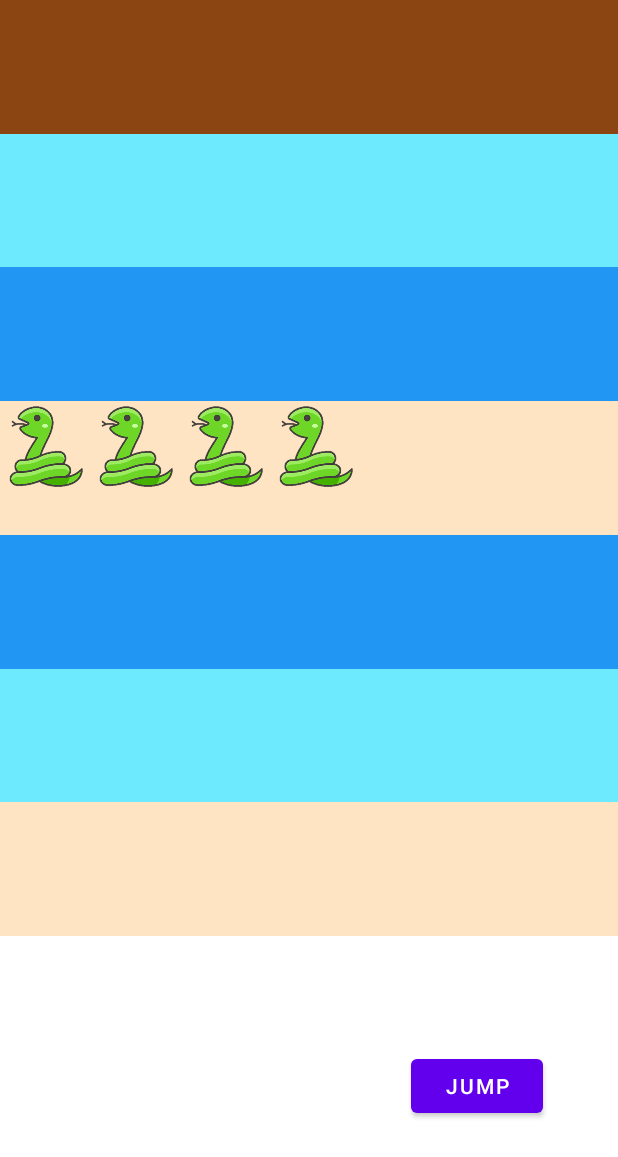
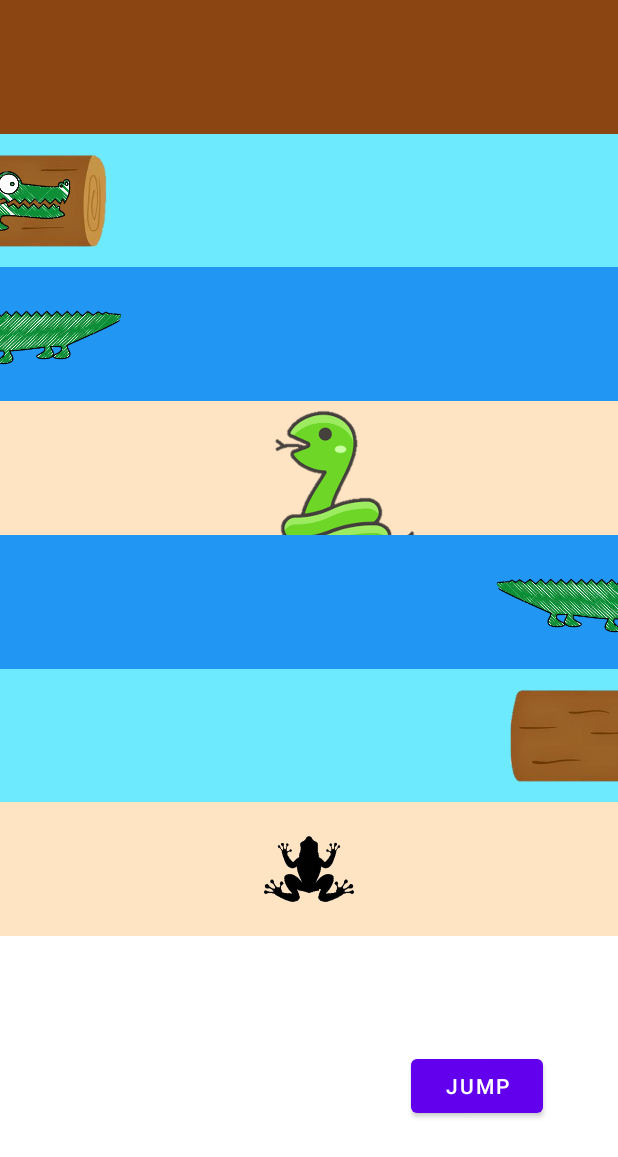
Before and after one commit to JiHyeonMon/AndroidFrogGame, an Android app: the screen it shows after launch (MainActivity), after a tap on "JUMP", on a phone screen of 412 x 824 dp. Shown: the top 1157 px of the screen. Run offline under Robolectric (Android 15) with nearby library versions, the phone set to English and light mode, and no system bars.

Commit message:
second Commit

```diff
--- /dev/null
+++ b/app/src/main/java/com/example/example/froggame/Crokerdail.kt
@@ -0,0 +1,42 @@
+package com.example.example.froggame
+
+import android.animation.ObjectAnimator
+import android.content.Context
+import android.os.Handler
+import android.view.animation.AnimationUtils
+
+class Crokerdail(context: Context, reverse: Boolean) :
+    androidx.appcompat.widget.AppCompatImageView(context) {
+
+    init {
+        setImageResource(R.drawable.crokerdail)
+        if (reverse) {
+            rotationY = 180F
+        }
+    }
+
+    fun move(speed: Int) {
+        val handler = Handler()
+
+        val r: Runnable = object : Runnable {
+            override fun run() {
+                if (speed > 0) {
+                    x += speed
+                    if (x > 1080) {
+                        x = 0F - width
+                    }
+                } else {
+                    x += speed
+                    if (x+width < 0) {
+                        x = 1080F
+                    }
+                }
+
+                handler.postDelayed(this, 10)
+            }
+        }
+
+        handler.postDelayed(r, 1000)
+
+    }
+}
--- /dev/null
+++ b/app/src/main/java/com/example/example/froggame/Frog.kt
@@ -0,0 +1,56 @@
+package com.example.example.froggame
+
+import android.content.Context
+import android.graphics.Canvas
+import android.os.Handler
+import android.R
+import android.content.res.Resources
+
+import android.graphics.BitmapFactory
+
+import android.graphics.Bitmap
+import android.os.Parcel
+import android.os.Parcelable
+import android.view.View
+import android.widget.ImageView
+
+
+class Frog(context: Context) : androidx.appcompat.widget.AppCompatImageView(context) {
+
+
+    init {
+//        setImageResource(R.drawable.frog)
+    }
+
+    fun jump(location: Float, h: Int) {
+        x = location
+        y -= h
+        invalidate()
+    }
+
+    fun move(speed: Int) {
+        val handler = Handler()
+
+        val r: Runnable = object : Runnable {
+            override fun run() {
+                if (speed > 0) {
+                    x += speed
+                    if (x > 1080) {
+                        x = 0F - width
+                    }
+                } else {
+                    x += speed
+                    if (x+width < 0) {
+                        x = 1080F
+                    }
+                }
+
+                handler.postDelayed(this, 10)
+            }
+        }
+
+        handler.postDelayed(r, 1000)
+
+    }
+
+}
--- a/app/src/main/java/com/example/example/froggame/MainActivity.kt
+++ b/app/src/main/java/com/example/example/froggame/MainActivity.kt
@@ -1,92 +1,163 @@
 package com.example.example.froggame
 
-import android.animation.ObjectAnimator
-import android.annotation.SuppressLint
-import android.app.ActionBar
+import android.content.Context
 import androidx.appcompat.app.AppCompatActivity
 import android.os.Bundle
-import android.view.LayoutInflater
-import android.view.ViewGroup
+import android.os.Handler
+import android.util.Log
 import android.widget.Button
 import android.widget.ImageView
 import android.widget.LinearLayout
 import android.widget.Toast
+import android.view.WindowManager
 import androidx.constraintlayout.widget.ConstraintLayout
+
 
 class MainActivity : AppCompatActivity() {
 
     private var height = 0
     private var width = 0
 
+    lateinit var frog: ImageView
+
+    lateinit var layout1: LinearLayout
+    lateinit var layout2: LinearLayout
+    lateinit var layout3: LinearLayout
+    lateinit var layout4: LinearLayout
+    lateinit var layout5: LinearLayout
+    lateinit var layout6: LinearLayout
+    lateinit var layout7: LinearLayout
+    lateinit var layout: ConstraintLayout
+
     override fun onCreate(savedInstanceState: Bundle?) {
         super.onCreate(savedInstanceState)
         setContentView(R.layout.activity_main)
 
+        layout1 = findViewById(R.id.layout1)
+        layout2 = findViewById(R.id.layout2)
+        layout3 = findViewById(R.id.layout3)
+        layout4 = findViewById(R.id.layout4)
+        layout5 = findViewById(R.id.layout5)
+        layout6 = findViewById(R.id.layout6)
+        layout7 = findViewById(R.id.layout7)
+        layout = findViewById(R.id.layout)
+
         val btnJump = findViewById<Button>(R.id.btnJump)
-        val frog = findViewById<ImageView>(R.id.frog)
-        val crokerdail = findViewById<ImageView>(R.id.crokerdail)
+        frog = findViewById(R.id.frog)
 
+//        setFrog()
         setSnake()
-        addCrokerdail()
-        addTree()
+        startLayout2()
+        startLayout3()
+        startLayout5()
+        startLayout6()
 
         btnJump.setOnClickListener {
-            frog.y = frog.y - height
-            ObjectAnimator.ofFloat(frog, "translationX", 1080F).apply {
-                duration = 4000
-                start()
-            }
-            Toast.makeText(this, height.toString()+width.toString(), Toast.LENGTH_SHORT).show()
+            frog.y -= height
+
+            Toast.makeText(this, "${frog.x}  ${frog.x+width}", Toast.LENGTH_SHORT).show()
+
         }
+    }
+
+    private fun setFrog() {
+        //액티비티의 최 상위 윈도우에 윈도우로 뷰 추가하기
+        val params = WindowManager.LayoutParams()
+
+        params.x = width/2-75
+        params.y = layout7.y.toInt()*6
+        frog = Frog(this)
+        frog.layoutParams = params
+
+        layout.addView(frog, 200, 200)
 
     }
 
     override fun onWindowFocusChanged(hasFocus: Boolean) {
         super.onWindowFocusChanged(hasFocus)
 
-        val const2 = findViewById<ConstraintLayout>(R.id.layout2)
-        height = const2.measuredHeight
-        width = const2.measuredWidth
+        height = layout2.measuredHeight
+        width = layout2.measuredWidth
     }
 
     private fun setSnake() {
-        val layout = findViewById<LinearLayout>(R.id.layout4)
+        val snake1 = Snake(this)
+        val snake2 = Snake(this)
 
-        for (i in 0..3) {
-            layout.addView(LayoutInflater.from(this).inflate(R.layout.snake, null, false))
-        }
-//        var snake1 = LayoutInflater.from(this).inflate(R.layout.snake, null, false)
-//        var snake2 = LayoutInflater.from(this).inflate(R.layout.snake, null, false)
-//        var snake3 = LayoutInflater.from(this).inflate(R.layout.snake, null, false)
-//
-//        layout.addView(snake1, 0)
-//        layout.addView(snake2, 1)
-//        layout.addView(snake3, 2)
+        layout4.addView(snake1, 175, 175)
+        layout4.addView(snake2, 175, 175)
     }
 
-    private fun addCrokerdail() {
-        val layout = findViewById<LinearLayout>(R.id.layout6)
-        val crokerdail = ImageView(this)
-        crokerdail.setImageResource(R.drawable.crokerdail)
-        layout.addView(crokerdail, 0)
+    private fun startLayout2() {
+        //toRight
+        val  layoutParams =  LinearLayout.LayoutParams(LinearLayout.LayoutParams.WRAP_CONTENT, LinearLayout.LayoutParams.MATCH_PARENT)
+        layoutParams.weight = 1f
 
-        ObjectAnimator.ofFloat(crokerdail, "translationX", 1080F).apply {
-            duration = 4000
-            start()
-        }
+        val tree1 = Tree(this)
+        val tree2 = Tree(this)
+        val crokerdail = Crokerdail(this, false)
+
+        layout2.addView(tree1, layoutParams)
+        layout2.addView(tree2, layoutParams)
+        layout2.addView(crokerdail, layoutParams)
+        tree1.move(5)
+        tree2.move(8)
+        crokerdail.move(6)
+    }
+
+    private fun startLayout3() {
+        // toLeft
+        val  layoutParams =  LinearLayout.LayoutParams(LinearLayout.LayoutParams.WRAP_CONTENT, LinearLayout.LayoutParams.MATCH_PARENT)
+        layoutParams.weight = 1f
+
+        val tree1 = Tree(this)
+        val tree2 = Tree(this)
+        val crokerdail = Crokerdail(this, true)
+
+        layout3.addView(tree1, layoutParams)
+        layout3.addView(tree2, layoutParams)
+        layout3.addView(crokerdail, layoutParams)
+        tree1.move(-3)
+        tree2.move(-5)
+        crokerdail.move(-4)
+    }
+
+    private fun startLayout5() {
+        //toRight
+        val  layoutParams =  LinearLayout.LayoutParams(LinearLayout.LayoutParams.WRAP_CONTENT, LinearLayout.LayoutParams.MATCH_PARENT)
+        layoutParams.weight = 1f
+
+        val tree1 = Tree(this)
+        val tree2 = Tree(this)
+        val crokerdail = Crokerdail(this, false)
+
+        layout5.addView(tree1, layoutParams)
+        layout5.addView(tree2, layoutParams)
+        layout5.addView(crokerdail, layoutParams)
+        tree1.move(3)
+        tree2.move(5)
+        crokerdail.move(4)
+    }
+
+    private fun startLayout6() {
+        // toLeft
+        val  layoutParams =  LinearLayout.LayoutParams(LinearLayout.LayoutParams.WRAP_CONTENT, LinearLayout.LayoutParams.MATCH_PARENT)
+        layoutParams.weight = 1f
+
+        val tree1 = Tree(this)
+        val tree2 = Tree(this)
+        val crokerdail = Crokerdail(this, true)
+
+        layout6.addView(tree1, layoutParams)
+        layout6.addView(tree2, layoutParams)
+        layout6.addView(crokerdail, layoutParams)
+        tree1.move(-5)
+        tree2.move(-8)
+        crokerdail.move(-6)
 
     }
 
-    private fun addTree() {
-        val layout = findViewById<LinearLayout>(R.id.layout6)
-        val tree = ImageView(this)
-        tree.setImageResource(R.drawable.tree)
-        layout.addView(tree, 0)
-
-        ObjectAnimator.ofFloat(tree, "translationX", 1080F).apply {
-            duration = 4000
-            start()
-        }
-
+    interface check {
+        fun check(xF: Int, wF:Int)
     }
 }
--- /dev/null
+++ b/app/src/main/java/com/example/example/froggame/Snake.kt
@@ -0,0 +1,23 @@
+package com.example.example.froggame
+
+import android.content.Context
+import android.widget.ImageView
+import android.widget.Toast
+
+class Snake(context: Context) : androidx.appcompat.widget.AppCompatImageView(context), MainActivity.check {
+
+    init {
+        setImageResource(R.drawable.snake)
+        x = (0..1080).random().toFloat()
+    }
+
+    override fun check(xF: Int, wF:Int) {
+        if (xF>x){
+            Toast.makeText(context, "frog is bigger", Toast.LENGTH_SHORT).show()
+        }
+        Toast.makeText(context, "$xF  $x", Toast.LENGTH_SHORT).show()
+
+    }
+
+
+}
--- /dev/null
+++ b/app/src/main/java/com/example/example/froggame/Tree.kt
@@ -0,0 +1,42 @@
+package com.example.example.froggame
+
+import android.content.Context
+import android.os.Handler
+
+class Tree(context: Context) : androidx.appcompat.widget.AppCompatImageView(context) {
+
+    init {
+        setImageResource(R.drawable.tree)
+        scaleType = ScaleType.CENTER_CROP
+    }
+
+    fun move(speed: Int) {
+        val handler = Handler()
+
+        val r: Runnable = object : Runnable {
+            override fun run() {
+                if (speed > 0) {
+                    x += speed
+                    if (x > 1080) {
+                        x = 0F - width
+                    }
+                } else {
+                    x += speed
+                    if (x+width < 0) {
+                        x = 1080F
+                    }
+                }
+
+                handler.postDelayed(this, 10)
+            }
+        }
+
+        handler.postDelayed(r, 1000)
+
+    }
+
+//    fun check(frog_x: Int, frog_w: Int) {
+//        if (frog_x > x &&)
+//    }
+
+}
--- a/app/src/main/res/layout/activity_main.xml
+++ b/app/src/main/res/layout/activity_main.xml
@@ -4,31 +4,34 @@
     xmlns:tools="http://schemas.android.com/tools"
     android:layout_width="match_parent"
     android:layout_height="match_parent"
-    tools:context=".MainActivity">
+    tools:context=".MainActivity"
+    android:id="@+id/layout">
 
-    <androidx.constraintlayout.widget.ConstraintLayout
+    <LinearLayout
         android:id="@+id/layout1"
         android:layout_width="0dp"
         android:layout_height="0dp"
         android:background="@color/brown"
+        android:orientation="horizontal"
         app:layout_constraintStart_toStartOf="parent"
         app:layout_constraintEnd_toEndOf="parent"
         app:layout_constraintTop_toTopOf="parent"
         app:layout_constraintBottom_toTopOf="@id/layout2">
 
-    </androidx.constraintlayout.widget.ConstraintLayout>
+    </LinearLayout>
 
-    <androidx.constraintlayout.widget.ConstraintLayout
+    <LinearLayout
         android:id="@+id/layout2"
         android:layout_width="0dp"
         android:layout_height="0dp"
         android:background="@color/skyblue"
+        android:orientation="horizontal"
         app:layout_constraintStart_toStartOf="parent"
         app:layout_constraintEnd_toEndOf="parent"
         app:layout_constraintTop_toBottomOf="@id/layout1"
         app:layout_constraintBottom_toTopOf="@id/layout3">
 
-    </androidx.constraintlayout.widget.ConstraintLayout>
+    </LinearLayout>
 
     <LinearLayout
         android:id="@+id/layout3"
@@ -56,17 +59,19 @@
 
     </LinearLayout>
 
-    <androidx.constraintlayout.widget.ConstraintLayout
+    <LinearLayout
         android:id="@+id/layout5"
         android:layout_width="0dp"
         android:layout_height="0dp"
         android:background="@color/blue"
+        android:orientation="horizontal"
+        android:layoutDirection="rtl"
         app:layout_constraintStart_toStartOf="parent"
         app:layout_constraintEnd_toEndOf="parent"
         app:layout_constraintTop_toBottomOf="@id/layout4"
         app:layout_constraintBottom_toTopOf="@id/layout6">
 
-    </androidx.constraintlayout.widget.ConstraintLayout>
+    </LinearLayout>
 
     <LinearLayout
         android:id="@+id/layout6"
@@ -79,15 +84,9 @@
         app:layout_constraintTop_toBottomOf="@id/layout5"
         app:layout_constraintBottom_toTopOf="@id/layout7">
 
-        <ImageView
-            android:id="@+id/crokerdail"
-            android:layout_width="150dp"
-            android:layout_height="wrap_content"
-            android:src="@drawable/crokerdail"/>
-
     </LinearLayout>
 
-    <androidx.constraintlayout.widget.ConstraintLayout
+    <LinearLayout
         android:id="@+id/layout7"
         android:layout_width="0dp"
         android:layout_height="0dp"
@@ -97,7 +96,7 @@
         app:layout_constraintTop_toBottomOf="@id/layout6"
         app:layout_constraintBottom_toTopOf="@id/layout8">
 
-    </androidx.constraintlayout.widget.ConstraintLayout>
+    </LinearLayout>
 
     <androidx.constraintlayout.widget.ConstraintLayout
         android:id="@+id/layout8"
--- /dev/null
+++ b/app/src/main/res/layout/crokerdail_to_left.xml
@@ -0,0 +1,15 @@
+<?xml version="1.0" encoding="utf-8"?>
+<androidx.constraintlayout.widget.ConstraintLayout xmlns:android="http://schemas.android.com/apk/res/android"
+    android:layout_width="wrap_content"
+    android:layout_height="wrap_content"
+    xmlns:app="http://schemas.android.com/apk/res-auto">
+
+    <ImageView
+        android:layout_width="150dp"
+        android:layout_height="60dp"
+        android:src="@drawable/crokerdail"
+        android:rotationY="180"
+        app:layout_constraintTop_toTopOf="parent"
+        app:layout_constraintBottom_toBottomOf="parent"/>
+
+</androidx.constraintlayout.widget.ConstraintLayout>
--- /dev/null
+++ b/app/src/main/res/layout/crokerdail_to_right.xml
@@ -0,0 +1,14 @@
+<?xml version="1.0" encoding="utf-8"?>
+<androidx.constraintlayout.widget.ConstraintLayout xmlns:android="http://schemas.android.com/apk/res/android"
+    android:layout_width="wrap_content"
+    android:layout_height="wrap_content"
+    xmlns:app="http://schemas.android.com/apk/res-auto">
+
+    <ImageView
+        android:layout_width="150dp"
+        android:layout_height="60dp"
+        android:src="@drawable/crokerdail"
+        app:layout_constraintTop_toTopOf="parent"
+        app:layout_constraintBottom_toBottomOf="parent"/>
+
+</androidx.constraintlayout.widget.ConstraintLayout>
--- /dev/null
+++ b/app/src/main/res/layout/tree.xml
@@ -0,0 +1,15 @@
+<?xml version="1.0" encoding="utf-8"?>
+<androidx.constraintlayout.widget.ConstraintLayout xmlns:android="http://schemas.android.com/apk/res/android"
+    android:layout_width="wrap_content"
+    android:layout_height="wrap_content"
+    xmlns:app="http://schemas.android.com/apk/res-auto">
+
+    <ImageView
+        android:layout_width="100dp"
+        android:layout_height="60dp"
+        android:src="@drawable/tree"
+        android:scaleType="centerCrop"
+        app:layout_constraintTop_toTopOf="parent"
+        app:layout_constraintBottom_toBottomOf="parent"/>
+
+</androidx.constraintlayout.widget.ConstraintLayout>
```
